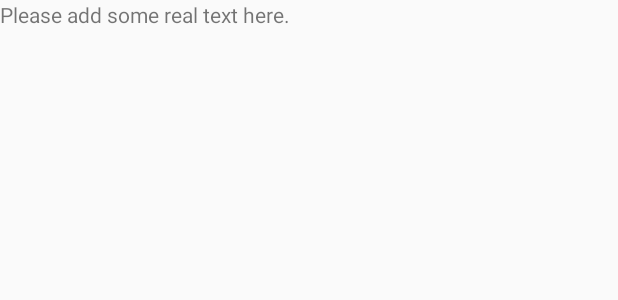
After one commit to StefanoIaconetti/PersonalFitness-App, an Android app: the layout fragment_settings.xml on its own in the app's theme, with its tools: preview values and no code run, on a phone screen of 412 x 824 dp. The commit adds this screen. Shown: the top 300 px of the screen. Run offline under Robolectric (Android 15) with nearby library versions, the phone set to English and light mode, and no system bars.

Commit message:
Adding spaces

```diff
--- a/app/src/main/java/com/stefanoiaconetti/personalfitness_app/MainActivity.java
+++ b/app/src/main/java/com/stefanoiaconetti/personalfitness_app/MainActivity.java
@@ -153,10 +153,12 @@ public class MainActivity extends AppCompatActivity
         // automatically handle clicks on the Home/Up button, so long
         // as you specify a parent activity in AndroidManifest.xml.
         int id = item.getItemId();
-
+        FragmentTransaction tran = fm.beginTransaction();
         //noinspection SimplifiableIfStatement
         if (id == R.id.action_settings) {
-            return true;
+            tran.replace(R.id.content, new SettingsFragment(), "Settings");
+            tran.addToBackStack(null);
+            tran.commit();
         }
 
         return super.onOptionsItemSelected(item);
--- /dev/null
+++ b/app/src/main/res/layout/fragment_settings.xml
@@ -0,0 +1,13 @@
+<FrameLayout xmlns:android="http://schemas.android.com/apk/res/android"
+    xmlns:tools="http://schemas.android.com/tools"
+    android:layout_width="match_parent"
+    android:layout_height="match_parent"
+    tools:context="com.stefanoiaconetti.personalfitness_app.SettingsFragment">
+
+    <!-- TODO: Update blank fragment layout -->
+    <TextView
+        android:layout_width="match_parent"
+        android:layout_height="match_parent"
+        android:text="@string/hello_blank_fragment" />
+
+</FrameLayout>
```
Also changed, not shown: app/src/main/java/com/stefanoiaconetti/personalfitness_app/SettingsFragment.java (added, +108 -0 lines).
